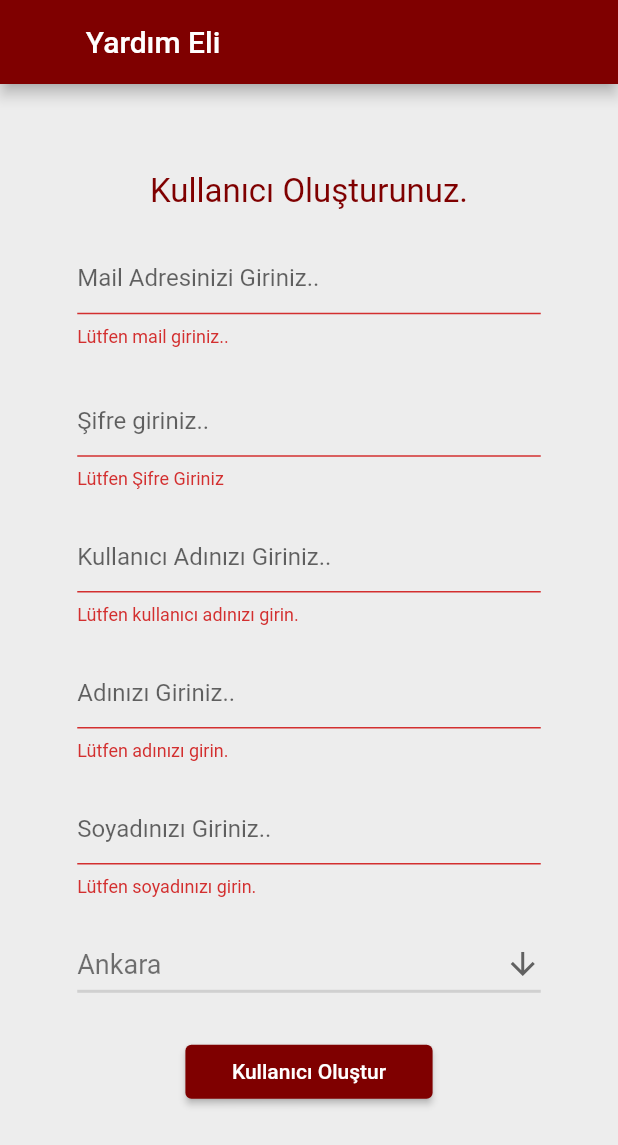
After one commit to FatihGeylan/Graduation_Project_Yardimeli, a Flutter app: the CreateUserPage screen opened directly, after a tap on "Kullanıcı Oluştur", on a phone screen of 412 x 824 dp. The commit adds this screen. Shown: the top 1145 px of the screen. Run offline on Flutter 3.47's test engine with Material 2 defaults, Android fonts, the phone set to English and light mode, and no system bars; our stand-ins replace flutter_riverpod, percent_indicator.

Commit message:
Create user sayfası ve api servisleri hazırlandı çalışıyor. Getuserla alakalı provider sayfası ve diğer işlemler hazırlandı fakat şu an doğru çalışmıyor

```diff
--- a/lib/API/AddCampaignApiService.dart
+++ b/lib/API/AddCampaignApiService.dart
@@ -6,10 +6,9 @@ import 'package:yardimeliflutter/authprovider.dart';
 
 class addCampaignApiService {
 
-  Future<http.Response?> AddCampaign(Authstate authstate,String userId, String name, String description, String categoryId, int limit, String photoUrl, String city ) async {
+  Future<http.Response?> AddCampaign(Authstate authstate, String name, String description, String categoryId, int limit, String photoUrl, String city ) async {
 
       var body = jsonEncode({
-        'userId': userId,
         'name': name,
         'description': description,
         'categoryId': categoryId,
--- a/lib/API/ApiConstants.dart
+++ b/lib/API/ApiConstants.dart
@@ -8,5 +8,5 @@ class ApiConstants {
   static String CreateToken = '/api/Auth/CreateToken';
   static String AddCampaign = '/api/Campaign/AddCampaign';
   static String GetUserByUserName =  '/api/User/GetUserByUserName';
-
+  static String CreateUser =  '/api/User/CreateUser';
 }
--- a/lib/HomeScreen.dart
+++ b/lib/HomeScreen.dart
@@ -18,6 +18,7 @@ class _HomeScreenState extends State<HomeScreen> {
     OrganizationPage(),
     ProfilePage()
   ];
+
   @override
   Widget build(BuildContext context) {
     return Scaffold(
--- /dev/null
+++ b/lib/pages/CreateUserPage.dart
@@ -0,0 +1,258 @@
+import 'dart:convert';
+
+import 'package:flutter/material.dart';
+import 'package:flutter_riverpod/flutter_riverpod.dart';
+import 'package:yardimeliflutter/API/CreateUserApiService.dart';
+import 'package:yardimeliflutter/Model/ModelAuth.dart';
+import 'package:yardimeliflutter/HomeScreen.dart';
+
+import '../API/AuthAPI.dart';
+import '../authprovider.dart';
+import 'LoginPage.dart';
+
+
+class CreateUserPage extends ConsumerStatefulWidget {
+  const CreateUserPage({Key? key}) : super(key: key);
+
+  @override
+  _CreateUserPageState createState() => _CreateUserPageState();
+}
+
+class _CreateUserPageState extends ConsumerState<CreateUserPage> {
+
+  String email = '';
+  String password = '';
+  String dropdownValue = 'Ankara';
+  List<String> cities = ['Adana','Adıyaman','Afyon','Ağrı','Amasya','Ankara','Antalya','Artvin','Aydın','Balıkesir',
+    'Bilecik','Bingöl','Bitlis','Bolu','Burdur', 'Bursa','Çanakkale','Çankırı','Çorum','Denizli',
+    'Diyarbakır','Edirne','Elazığ','Erzincan','Erzurum','Eskişehir','Gaziantep','Giresun','Gümüşhane','Hakkari',
+    'Hatay','Isparta','Mersin','İstanbul','İzmir','Kars','Kastamonu','Kayseri','Kırklareli','Kırşehir',
+    'Kocaeli','Konya','Kütahya','Malatya','Manisa','Kahramanmaraş','Mardin','Muğla','Muş','Nevşehir',
+    'Niğde','Ordu','Rize','Sakarya','Samsun','Siirt','Sinop','Sivas','Tekirdağ','Tokat',
+    'Trabzon','Tunceli','Şanlıurfa','Uşak','Van','Yozgat','Zonguldak','Aksaray','Bayburt','Karaman',
+    'Kırıkkale','Batman','Şırnak','Bartın','Ardahan','Iğdır','Yalova','Karabük','Kilis','Osmaniye',
+    'Düzce',
+  ];
+  final GlobalKey<FormState> _formKey = GlobalKey<FormState>();
+  final TextEditingController _emailController = TextEditingController();
+  final TextEditingController _passwordController = TextEditingController();
+  final TextEditingController _usernameController = TextEditingController();
+  final TextEditingController _firstnameController = TextEditingController();
+  final TextEditingController _lastnameController = TextEditingController();
+  CreateUserApiService _createUserAPI = CreateUserApiService();
+
+  // bool _success = false;
+  // String _userEmail= '';
+  AuthAPI _authAPI = AuthAPI();
+
+  @override
+  Widget build(BuildContext context) {
+    final authprovider = ref.watch(authProvider);
+    return GestureDetector(
+      onTap: () => FocusScope.of(context).unfocus(),
+      child: Scaffold(
+        appBar: AppBar(
+          title: Padding(
+            padding: EdgeInsets.only(left: MediaQuery.of(context).size.width/10),
+            child: Text('Yardım Eli',style: const TextStyle(color: Colors.white),),
+          ),
+        ),
+        body: Form(
+          key: _formKey,
+          child: SingleChildScrollView(
+            child: Center(
+              child: Column(
+                mainAxisAlignment: MainAxisAlignment.start,
+                children: <Widget>[
+                  SizedBox(
+                    height: MediaQuery.of(context).size.width/7,
+                  ),
+                  Text('Kullanıcı Oluşturunuz.',style: TextStyle(color: Color(0xff7f0000),fontSize: 22),),
+                  SizedBox(
+                    height: MediaQuery.of(context).size.height/40,
+                  ),
+                  Container(
+                    width: MediaQuery.of(context).size.width/20*15,
+
+                    // height: 200.0,
+                    //decoration: const BoxDecoration(color: Colors.blueGrey),
+                    child: Column(
+                      children: [
+                        TextFormField(
+                          onChanged: (String text) {
+                            email = text;
+                          },
+                          controller: _emailController,
+                          validator: (value) {
+                            if (value == null || value.isEmpty) {
+                              return 'Lütfen mail giriniz..';
+                            }
+                            return null;
+                          },
+                          decoration: const InputDecoration(
+                              hintText: 'Mail Adresinizi Giriniz..',
+                              ),
+                        ),
+                        SizedBox(
+                          height: 25,
+                        ),
+                        TextFormField(
+                          controller: _passwordController,
+                          validator: (value) {
+                            if (value == null || value.isEmpty) {
+                              return 'Lütfen Şifre Giriniz';
+                            }
+                            return null;
+                          },
+                          decoration: const InputDecoration(
+                            hintText: 'Şifre giriniz..',
+                          ),
+                        ),
+                        SizedBox(
+                          height: MediaQuery.of(context).size.height/40,
+                        ),
+                        TextFormField(
+                          controller: _usernameController,
+                          validator: (value) {
+                            if (value == null || value.isEmpty) {
+                              return 'Lütfen kullanıcı adınızı girin.';
+                            }
+                            return null;
+                          },
+                          decoration: const InputDecoration(
+                            hintText: 'Kullanıcı Adınızı Giriniz..',
+                          ),
+                        ),
+                        SizedBox(
+                          height: MediaQuery.of(context).size.height/40,
+                        ),
+                        TextFormField(
+                          controller: _firstnameController,
+                          validator: (value) {
+                            if (value == null || value.isEmpty) {
+                              return 'Lütfen adınızı girin.';
+                            }
+                            return null;
+                          },
+                          decoration: const InputDecoration(
+                            hintText: 'Adınızı Giriniz..',
+                          ),
+                        ),
+                        SizedBox(
+                          height: MediaQuery.of(context).size.height/40,
+                        ),
+                        TextFormField(
+                          controller: _lastnameController,
+                          validator: (value) {
+                            if (value == null || value.isEmpty) {
+                              return 'Lütfen soyadınızı girin.';
+                            }
+                            return null;
+                          },
+                          decoration: const InputDecoration(
+                            hintText: 'Soyadınızı Giriniz..',
+                          ),
+                        ),
+                        SizedBox(
+                          height: MediaQuery.of(context).size.height/40,
+                        ),
+                        Container(
+                          height: 51,
+                          width: double.infinity,
+                          child: DropdownButton<String>(
+                            value: dropdownValue,
+                            isExpanded: true,
+                            icon: const Icon(Icons.arrow_downward,
+                                // color: Color(
+                                //   0xff7f0000,
+                                // )
+                            ),
+
+                            elevation: 16,
+
+                            style: const TextStyle(
+                                color:
+                                  Colors.black54,
+                                fontSize: 18),
+
+                            // hint: Text(
+                            //   '  Şehrinizi seçiniz.',
+                            //   style: TextStyle(letterSpacing: 1.3, color: Colors.black),
+                            // ),
+                            underline: Container(
+                              height: 2,
+                              color: Colors.black12,
+                            ),
+                            onChanged: (city) {
+                              setState(() {
+                                dropdownValue = city!;
+                              });
+                            },
+                            items: cities.map((String cities) {
+                              return DropdownMenuItem<String>(
+                                value: cities,
+                                child: Text(cities),
+                              );
+                            }).toList(),
+                          ),
+                        ),
+                        SizedBox(
+                          height: MediaQuery.of(context).size.height/40,
+                        ),
+
+                        Container(
+                          width: MediaQuery.of(context).size.height/5,
+                          child: ElevatedButton(
+                            onPressed:() async{
+                              {
+                                if(_formKey.currentState!.validate()){
+                                  try {
+                                    var req = await _createUserAPI.CreateUser(
+                                        dropdownValue,
+                                        _firstnameController.text,
+                                        _lastnameController.text,
+                                        _usernameController.text,
+                                        _emailController.text,
+                                        _passwordController.text,
+                                    );
+
+                                    if(req?.statusCode ==200){
+                                      print(req?.body);
+                                      _gotoLoginPage(context);
+                                    }
+
+                                    else {
+                                      print('KULLANICI OLUSTURULAMADI');
+                                    }
+                                  } on Exception catch (e) {
+                                    print(e.toString());
+                                    print('KULLANICI OLUSTURULAMADI');
+                                    // pushError(context);
+                                  }
+                                }
+                              }
+                            }, child: Text('Kullanıcı Oluştur'),
+                          ),
+                        ),
+                        SizedBox(height: 25),
+
+                      ],
+                    ),
+                  ),
+                ],
+              ),
+            ),
+          ),
+        ),
+      ),
+    );
+  }
+
+  void _gotoLoginPage(BuildContext context){
+    Navigator.pushAndRemoveUntil(
+      context,
+      MaterialPageRoute(builder: (context) => LoginPage()),
+          (Route<dynamic> route) => false,
+    );
+  }
+}
```
Also changed, not shown: lib/API/CreateUserApiService.dart (added, +38 -0 lines), lib/UserProvider.dart (added, +20 -0 lines), lib/pages/AddCampaignPage.dart (+10 -2 lines), lib/pages/LoginPage.dart (+17 -9 lines), lib/pages/ProfilePage.dart (+89 -46 lines).
